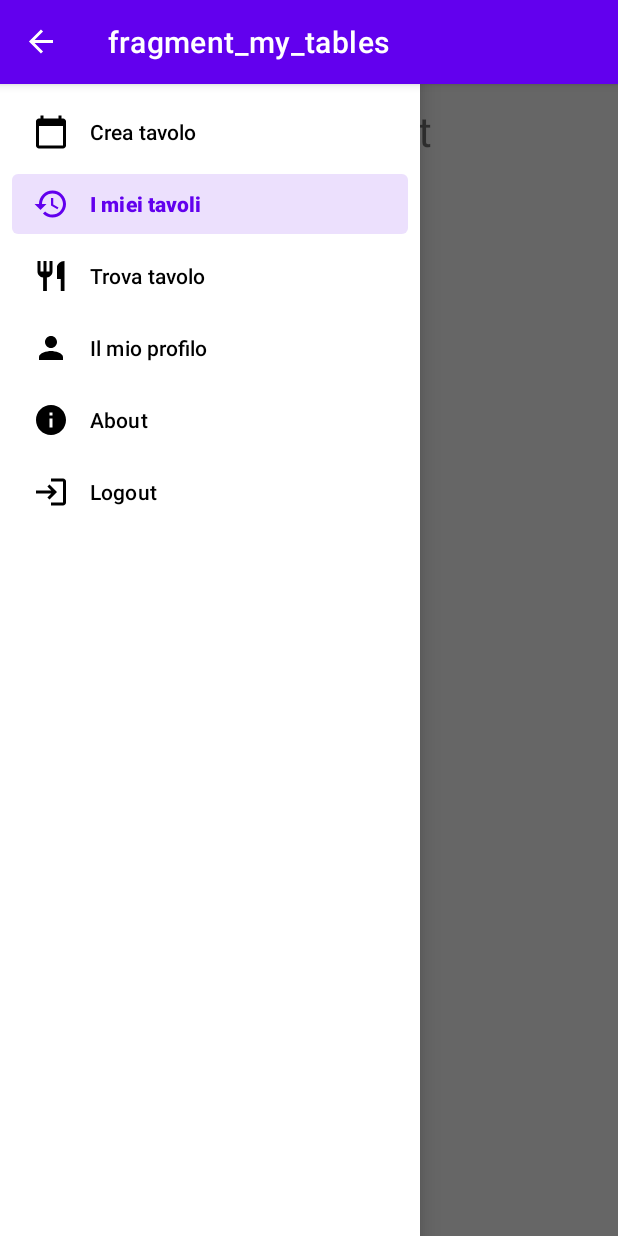
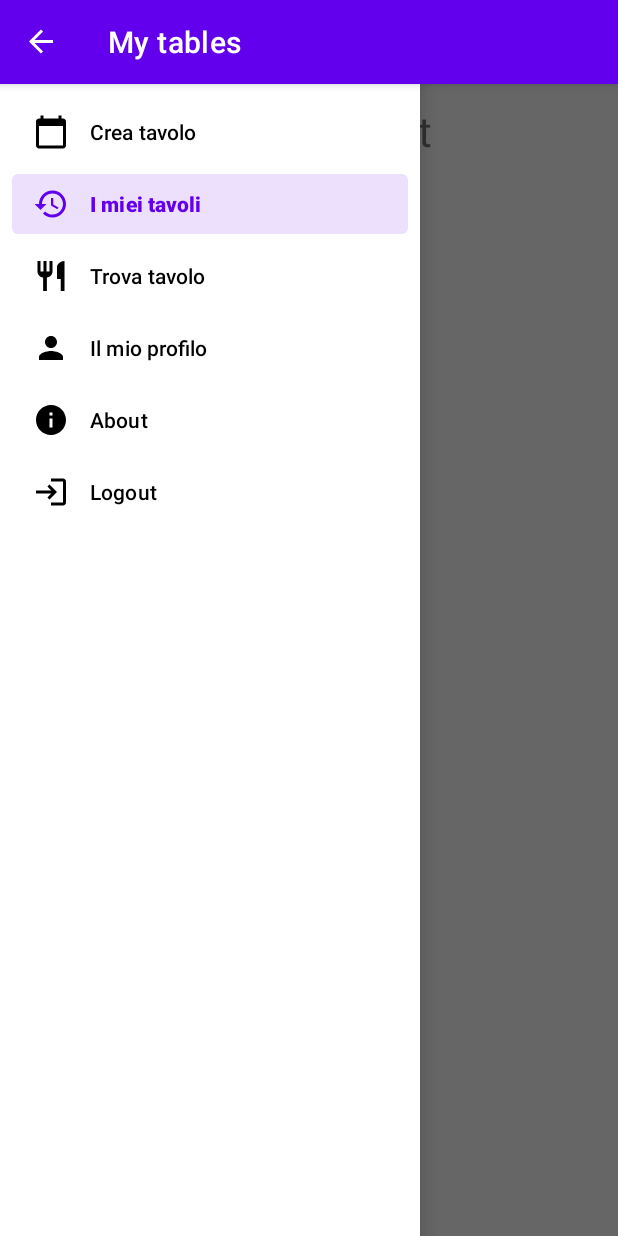
Before and after one commit to gianluca-pepe/eatwithme, an Android app: the MyTablesFragment screen opened through its navigation route, with the side drawer open, on a phone screen of 412 x 824 dp. Run offline under Robolectric (Android 15) with nearby library versions, the phone set to English and light mode, and no system bars; our stand-ins replace Firebase (no records; nobody signed in at launch, a user with empty details on screens opened directly), navigation-ui.

Commit message:
My tables list: Fix bug that load the same table multiple time

```diff
--- a/app/src/main/java/com/brugia/eatwithme/data/TablesDataSource.kt
+++ b/app/src/main/java/com/brugia/eatwithme/data/TablesDataSource.kt
@@ -54,6 +54,7 @@ class TablesDataSource(resources: Resources) {
                         }
                     }
                     tablesLiveData.postValue(tempList)
+                    updateMyTables()
                 }
     }
 
@@ -130,7 +131,6 @@ class TablesDataSource(resources: Resources) {
     }
 
     fun getMyTablesList(): LiveData<List<Table>> {
-        updateMyTables()
         return myTablesLiveData
     }
     /* Returns a random table asset for tables that are added.
--- a/app/src/main/res/navigation/nav_graph.xml
+++ b/app/src/main/res/navigation/nav_graph.xml
@@ -59,6 +59,6 @@
     <fragment
         android:id="@+id/myTablesFragment"
         android:name="com.brugia.eatwithme.mytables.MyTablesFragment"
-        android:label="fragment_my_tables"
+        android:label="My tables"
         tools:layout="@layout/fragment_my_tables" />
 </navigation>
```
